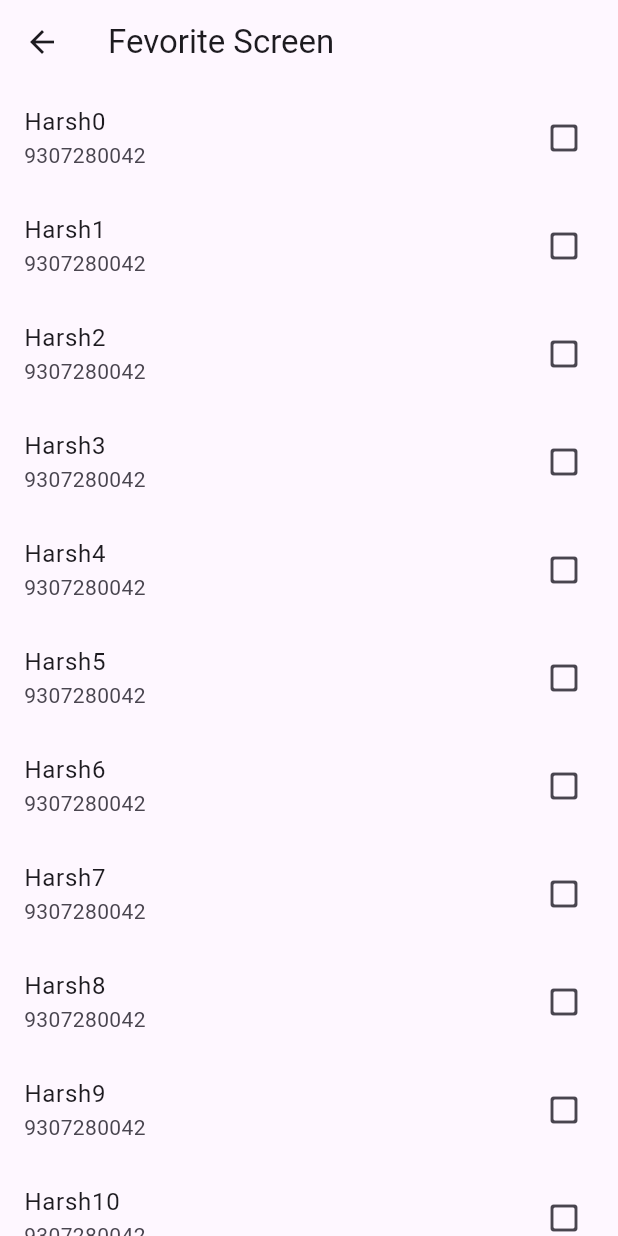
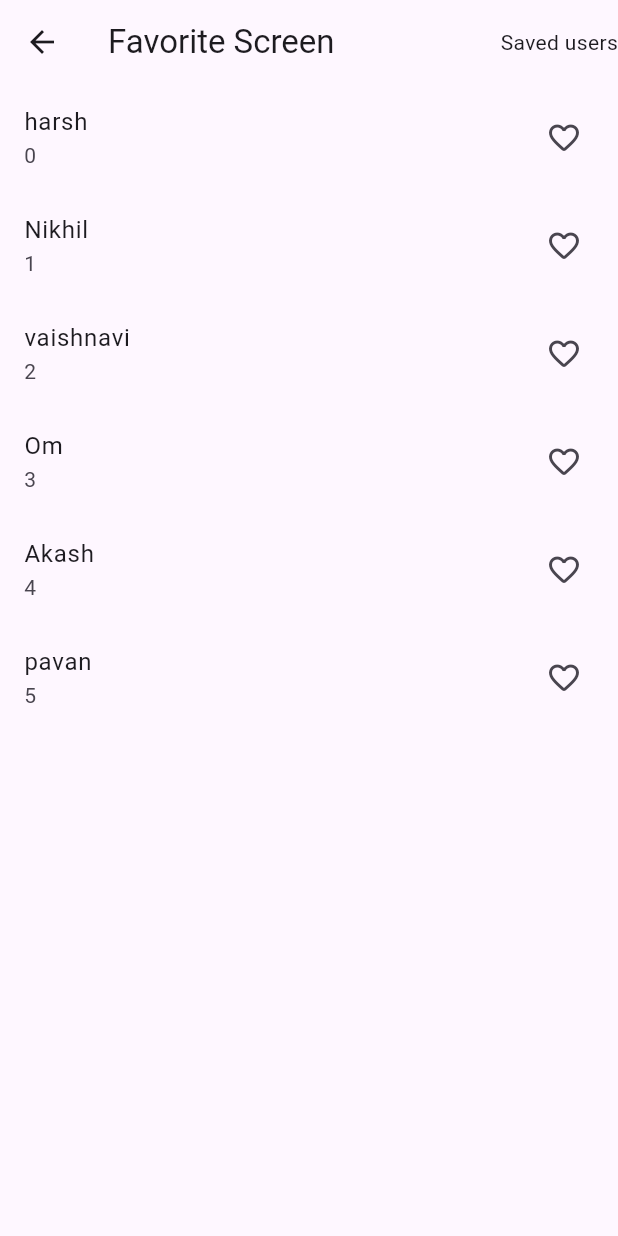
Before and after one commit to KARAN93072/Learner, a Flutter app: the screen it shows after launch, after a tap on "Fevorite Screen", on a phone screen of 412 x 824 dp. Run offline on Flutter 3.47's test engine with Material 3 defaults, Android fonts, the phone set to English and light mode, and no system bars; our stand-ins replace go_router; missing offline and left inert: dart:ffi.

Commit message:
Theme Change on SwitchButton

```diff
--- a/lib/const/app_router.dart
+++ b/lib/const/app_router.dart
@@ -1,8 +1,10 @@
 import 'package:go_router/go_router.dart';
 import 'package:learner/screens/count_1/count_example.dart';
-import 'package:learner/screens/fevorite/fevorite_screen.dart';
+import 'package:learner/screens/fevorite/favorite_screen.dart';
+import 'package:learner/screens/fevorite/saved_favorite_users.dart';
 import 'package:learner/screens/home/home_screen.dart';
 import 'package:learner/screens/slider/slider_screen.dart';
+import 'package:learner/screens/theme_changer/dark_theme.dart';
 
 class AppRouter {
   static GoRouter router = GoRouter(routes: [
@@ -21,9 +23,20 @@ class AppRouter {
               name: SliderScreen.id,
               builder: (context, state) => const SliderScreen()),
           GoRoute(
-              path: 'FevoriteScreen',
-              name: FevoriteScreen.id,
-              builder: (context, state) => const FevoriteScreen()),
+              path: 'FavoriteScreen',
+              name: FavoriteScreen.id,
+              builder: (context, state) => const FavoriteScreen(),
+              routes: [
+                GoRoute(
+                  path: 'SavedFavoriteUsers',
+                  name: SavedFavoriteUsers.id,
+                  builder: (context, state) => const SavedFavoriteUsers(),
+                ),
+              ]),
+          GoRoute(
+              path: 'DarkThemeScreen',
+              name: DarkThemeScreen.id,
+              builder: (context, state) => const DarkThemeScreen())
         ]),
   ]);
 }
--- a/lib/main.dart
+++ b/lib/main.dart
@@ -1,8 +1,9 @@
 import 'package:flutter/material.dart';
 import 'package:learner/const/app_router.dart';
 import 'package:learner/screens/count_1/count_provider.dart';
-import 'package:learner/screens/fevorite/fevorite_provider.dart';
+import 'package:learner/screens/fevorite/favorite_provider.dart';
 import 'package:learner/screens/slider/slider_provider.dart';
+import 'package:learner/screens/theme_changer/theme_changer_provider.dart';
 import 'package:provider/provider.dart';
 
 void main() => runApp(const MyApp());
@@ -16,10 +17,21 @@ class MyApp extends StatelessWidget {
       providers: [
         ChangeNotifierProvider(create: (_) => CountProvider()),
         ChangeNotifierProvider(create: (_) => SliderProvider()),
-        ChangeNotifierProvider(create: (_) => FevoriteProvider()),
+        ChangeNotifierProvider(create: (_) => FavoriteProvider()),
+        ChangeNotifierProvider(create: (_) => ThemeChangerProvider()),
       ],
-      child: MaterialApp.router(
-        routerConfig: AppRouter.router,
+      child: Builder(
+        builder: (BuildContext context) {
+          final themeChanger = Provider.of<ThemeChangerProvider>(context);
+          return MaterialApp.router(
+            // themeMode: themeChanger.themeMode,
+            // theme: ThemeData(primarySwatch: Colors.blueGrey),
+            // darkTheme: ThemeData(brightness: Brightness.dark),
+            theme: themeChanger.onTheme,
+            darkTheme: ThemeData(brightness: Brightness.dark),
+            routerConfig: AppRouter.router,
+          );
+        },
       ),
     );
   }
--- /dev/null
+++ b/lib/screens/fevorite/favorite_provider.dart
@@ -0,0 +1,17 @@
+import 'package:flutter/material.dart';
+
+class FavoriteProvider extends ChangeNotifier {
+  List _listUsers = ['harsh', 'Nikhil', 'vaishnavi', 'Om', 'Akash', 'pavan'];
+  List get listUsers => _listUsers;
+  List savedUsers = [];
+  setLiked(userIndex) {
+    savedUsers.add(userIndex);
+    notifyListeners();
+  }
+
+  setUnliked(userIndex) {
+    savedUsers.contains(userIndex);
+    savedUsers.remove(userIndex);
+    notifyListeners();
+  }
+}
--- /dev/null
+++ b/lib/screens/fevorite/favorite_screen.dart
@@ -0,0 +1,55 @@
+import 'package:flutter/material.dart';
+import 'package:go_router/go_router.dart';
+import 'package:learner/screens/fevorite/favorite_provider.dart';
+import 'package:learner/screens/fevorite/saved_favorite_users.dart';
+import 'package:provider/provider.dart';
+
+class FavoriteScreen extends StatelessWidget {
+  const FavoriteScreen({super.key});
+  static String id = 'FavoriteScreen';
+
+  @override
+  Widget build(BuildContext context) {
+    return Scaffold(
+      appBar: AppBar(
+        title: const Text('Favorite Screen '),
+        actions: [
+          InkWell(
+              onTap: () {
+                GoRouter.of(context).goNamed(SavedFavoriteUsers.id);
+              },
+              child: const Text('Saved users'))
+        ],
+      ),
+      body: Column(
+        children: [
+          Expanded(
+            child: Consumer<FavoriteProvider>(
+              builder: (context, value, state) {
+                return ListView.builder(
+                  itemCount: value.listUsers.length,
+                  itemBuilder: (context, index) {
+                    return ListTile(
+                      onTap: () {
+                        if (value.savedUsers.contains(index)) {
+                          value.setUnliked(index);
+                        } else {
+                          value.setLiked(index);
+                        }
+                      },
+                      title: Text('${value.listUsers[index]}'),
+                      subtitle: Text("$index"),
+                      trailing: value.savedUsers.contains(index)
+                          ? const Icon(Icons.favorite)
+                          : Icon(Icons.favorite_outline_rounded),
+                    );
+                  },
+                );
+              },
+            ),
+          ),
+        ],
+      ),
+    );
+  }
+}
--- a/lib/screens/fevorite/fevorite_provider.dart
+++ /dev/null
@@ -1,21 +0,0 @@
-import 'package:flutter/material.dart';
-
-class FevoriteProvider extends ChangeNotifier {
-  List<String> _userList = ['Harsh', 'Vaishnavi', 'Akash', 'Om', 'Pavan'];
-  List<String> get userList => _userList;
-
-  List<int> _listSelected = [];
-  List<int> get listSelected => _listSelected;
-  void setSelectedIndex(int value) {
-    _listSelected.add(value);
-    notifyListeners();
-  }
-
-  ///////////////////////////
-  int _itemIndex = 0;
-  int get itemIndex => _itemIndex;
-  void newItemIndex(int indexValue) {
-    _itemIndex == indexValue;
-    notifyListeners();
-  }
-}
--- a/lib/screens/fevorite/fevorite_screen.dart
+++ /dev/null
@@ -1,46 +0,0 @@
-import 'package:flutter/material.dart';
-import 'package:learner/screens/fevorite/fevorite_provider.dart';
-import 'package:provider/provider.dart';
-
-class FevoriteScreen extends StatelessWidget {
-  const FevoriteScreen({super.key});
-  static String id = 'FevoriteScreen';
-
-  @override
-  Widget build(BuildContext context) {
-    return Scaffold(
-      appBar: AppBar(
-        title: const Text('Fevorite Screen '),
-        actions: [],
-      ),
-      body: Column(
-        children: [
-          Expanded(
-            child: Consumer<FevoriteProvider>(
-              builder: (context, value, state) {
-                return ListView.builder(
-                  itemCount: 20,
-                  itemBuilder: (context, index) {
-                    return ListTile(
-                      onTap: () {
-                        // value.setSelectedIndex(index);
-
-                        ///2nd
-                        value.newItemIndex(index);
-                      },
-                      title: Text('Harsh' + index.toString()),
-                      subtitle: const Text('9307280042'),
-                      trailing: value.itemIndex == 1
-                          ? const Icon(Icons.check_box)
-                          : const Icon(Icons.check_box_outline_blank_rounded),
-                    );
-                  },
-                );
-              },
-            ),
-          ),
-        ],
-      ),
-    );
-  }
-}
--- a/lib/screens/home/home_screen.dart
+++ b/lib/screens/home/home_screen.dart
@@ -2,8 +2,11 @@ import 'package:flutter/material.dart';
 import 'package:flutter/widgets.dart';
 import 'package:go_router/go_router.dart';
 import 'package:learner/screens/count_1/count_example.dart';
-import 'package:learner/screens/fevorite/fevorite_screen.dart';
+import 'package:learner/screens/fevorite/favorite_screen.dart';
 import 'package:learner/screens/slider/slider_screen.dart';
+import 'package:learner/screens/theme_changer/dark_theme.dart';
+import 'package:learner/screens/theme_changer/theme_changer_provider.dart';
+import 'package:provider/provider.dart';
 
 class HomeScreen extends StatelessWidget {
   const HomeScreen({super.key});
@@ -11,26 +14,59 @@ class HomeScreen extends StatelessWidget {
 
   @override
   Widget build(BuildContext context) {
+    final themeChanger = Provider.of<ThemeChangerProvider>(context);
     return Scaffold(
+      appBar: AppBar(
+        title: const Text('Home Screen'),
+        centerTitle: false,
+      ),
       body: Center(
         child: Column(
           mainAxisAlignment: MainAxisAlignment.spaceEvenly,
           children: [
+            // Column(
+            //   children: [
+            //     RadioListTile<ThemeMode>(
+            //         title: const Text('Light Mode'),
+            //         value: ThemeMode.light,
+            //         groupValue: themeChanger.themeMode,
+            //         onChanged: themeChanger.setTheme),
+            //     RadioListTile<ThemeMode>(
+            //         title: const Text('Dark Mode'),
+            //         value: ThemeMode.dark,
+            //         groupValue: themeChanger.themeMode,
+            //         onChanged: themeChanger.setTheme)
+            //   ],
+            // ),
+            Switch(
+                value: themeChanger.switchOn,
+                onChanged: (bool newValue) {
+                  if (themeChanger.switchOn = newValue) {
+                    themeChanger.setTheme(ThemeMode.dark);
+                  } else {
+                    themeChanger.setTheme(ThemeMode.light);
+                  }
+                }),
             FilledButton(
                 onPressed: () {
                   GoRouter.of(context).goNamed(CountExample.id);
                 },
-                child: Text('CountExample')),
+                child: const Text('CountExample')),
             FilledButton(
                 onPressed: () {
                   GoRouter.of(context).goNamed(SliderScreen.id);
                 },
-                child: Text('Slider Screen')),
+                child: const Text('Slider Screen')),
             FilledButton(
                 onPressed: () {
-                  GoRouter.of(context).goNamed(FevoriteScreen.id);
+                  GoRouter.of(context).goNamed(FavoriteScreen.id);
                 },
-                child: Text('Fevorite Screen')),
+                child: const Text('Fevorite Screen')),
+            FilledButton(
+                onPressed: () {
+                  GoRouter.of(context).goNamed(DarkThemeScreen.id);
+                },
+                child: const Text('DarkTheme Screen')),
           ],
         ),
       ),
--- a/lib/screens/slider/slider_screen.dart
+++ b/lib/screens/slider/slider_screen.dart
@@ -20,7 +20,7 @@ class SliderScreen extends StatelessWidget {
                 max: 1,
                 value: value.sValue,
                 onChanged: (newValue) {
-                  sliderProvider.setSlider(newValue);
+                  sliderProvider.setValue(newValue);
                 });
           }),
           const SizedBox(
--- /dev/null
+++ b/lib/screens/theme_changer/theme_changer_provider.dart
@@ -0,0 +1,19 @@
+import 'package:flutter/material.dart';
+
+class ThemeChangerProvider extends ChangeNotifier {
+  // ThemeMode _themeMode = ThemeMode.light;
+  // ThemeMode get themeMode => _themeMode;
+  // void setTheme(themeMode) {
+  //   _themeMode = themeMode;
+  //   notifyListeners();
+  // }
+
+  bool switchOn = false;
+  // ThemeData _onTheme = ThemeData.light();
+  // ThemeData get onTheme => _onTheme;
+  ThemeData onTheme = ThemeData.light();
+  setTheme(onTheme) {
+    onTheme = onTheme;
+    notifyListeners();
+  }
+}
```
Also changed, not shown: lib/screens/fevorite/saved_favorite_users.dart (added, +27 -0 lines), lib/screens/slider/slider_provider.dart (+10 -1 lines), lib/screens/theme_changer/dark_theme.dart (added, +16 -0 lines).
